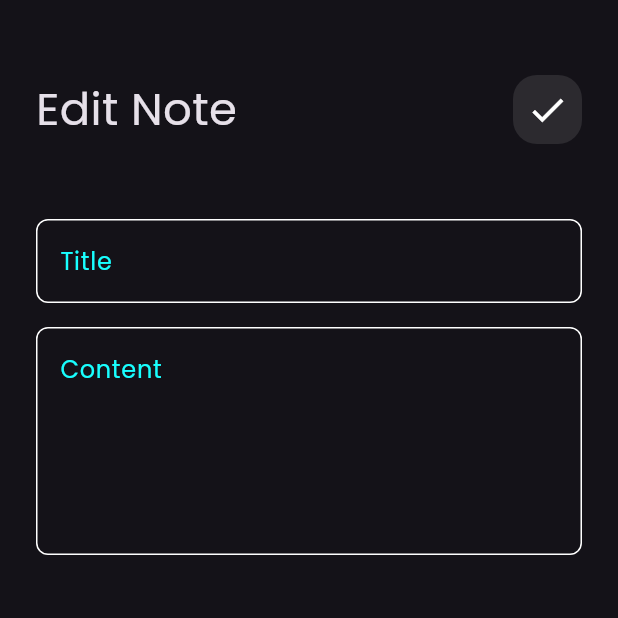
After one commit to Hend-Muhammad/notes_app, a Flutter app: the screen it shows after launch, after a tap on "Flutter tips", on a phone screen of 412 x 824 dp, the top half of it. The commit adds this screen. Run offline on Flutter 3.47's test engine with Material 3 defaults, Android fonts, the phone set to English and light mode, and no system bars; our stand-ins replace font_awesome_flutter.

Commit message:
add edit note view

```diff
--- /dev/null
+++ b/lib/views/edit_note_view.dart
@@ -0,0 +1,31 @@
+import 'package:flutter/material.dart';
+import 'package:notes_app/widgets/custom_app_bar.dart';
+import 'package:notes_app/widgets/custom_text_field.dart';
+
+class EditNoteView extends StatelessWidget {
+  const EditNoteView({super.key});
+
+  @override
+  Widget build(BuildContext context) {
+    return Scaffold(
+      body: Padding(
+        padding: const EdgeInsets.symmetric(horizontal: 24),
+        child: Column(
+          children: [
+            SizedBox(height: 50),
+            CustomAppBar(title: 'Edit Note', icon: Icons.check,),
+            SizedBox(),
+            Column(
+          children: [
+            SizedBox(height: 50),
+            CustomTextField(hint: 'Title'),
+            SizedBox(height: 16),
+            CustomTextField(hint: 'Content', maxLines: 5),
+          ],
+        ),
+          ],
+        ),
+      ),
+    );
+  }
+}
--- a/lib/views/notes_view.dart
+++ b/lib/views/notes_view.dart
@@ -25,7 +25,7 @@ class NotesView extends StatelessWidget {
         child: Column(
           children: [
             SizedBox(height: 50),
-            CustomAppBar(),
+            CustomAppBar(title: 'Notes', icon: Icons.search),
             Expanded(child: NotesListView(),),
           ],
         ),
--- a/lib/widgets/custom_app_bar.dart
+++ b/lib/widgets/custom_app_bar.dart
@@ -2,15 +2,18 @@ import 'package:flutter/material.dart';
 import 'package:notes_app/widgets/custom_search_icon.dart';
 
 class CustomAppBar extends StatelessWidget {
-  const CustomAppBar({super.key});
+  const CustomAppBar({super.key, required this.title, required this.icon});
+  final String title;
+  final IconData icon;
+
 
   @override
   Widget build(BuildContext context) {
     return Row(
       mainAxisAlignment: MainAxisAlignment.spaceBetween,
       children: [
-        Text('Notes', style: TextStyle(fontSize: 30),),
-        CustomSearchIcon(),
+        Text(title, style: TextStyle(fontSize: 30),),
+        CustomSearchIcon(icon: icon),
       ],
     );
   }
--- a/lib/widgets/custom_search_icon.dart
+++ b/lib/widgets/custom_search_icon.dart
@@ -1,10 +1,11 @@
 import 'package:flutter/material.dart';
 
 class CustomSearchIcon extends StatelessWidget {
-  const CustomSearchIcon({
+  CustomSearchIcon({
     super.key,
+    required this.icon
   });
-
+  IconData icon;
   @override
   Widget build(BuildContext context) {
     return GestureDetector(
@@ -15,7 +16,7 @@ class CustomSearchIcon extends StatelessWidget {
           borderRadius: BorderRadius.circular(16),
           color: Colors.white.withValues(alpha: 0.10),
         ),
-        child:  Icon(Icons.search, size: 28,),
+        child:  Icon(icon, size: 28,),
       ),
     );
   }
--- a/lib/widgets/note_item.dart
+++ b/lib/widgets/note_item.dart
@@ -1,12 +1,20 @@
 import 'package:flutter/material.dart';
 import 'package:font_awesome_flutter/font_awesome_flutter.dart';
+import 'package:notes_app/views/edit_note_view.dart';
 
 class NoteItem extends StatelessWidget {
   const NoteItem({super.key});
 
   @override
   Widget build(BuildContext context) {
-    return Container(
+    return GestureDetector(
+      onTap: () {
+        Navigator.push(context, MaterialPageRoute(builder: (context){
+          return const EditNoteView();
+        }),
+        );
+      },
+      child: Container(
         padding: EdgeInsets.only(top: 24, bottom: 24, left: 16),
         decoration: BoxDecoration(
           color: const Color.fromARGB(255, 255, 216, 98),
@@ -31,6 +39,7 @@ class NoteItem extends StatelessWidget {
              )
           ],
         ),
+      ),
     );
   }
 }
```
Lines whose indentation alone changed are shown as unchanged.
